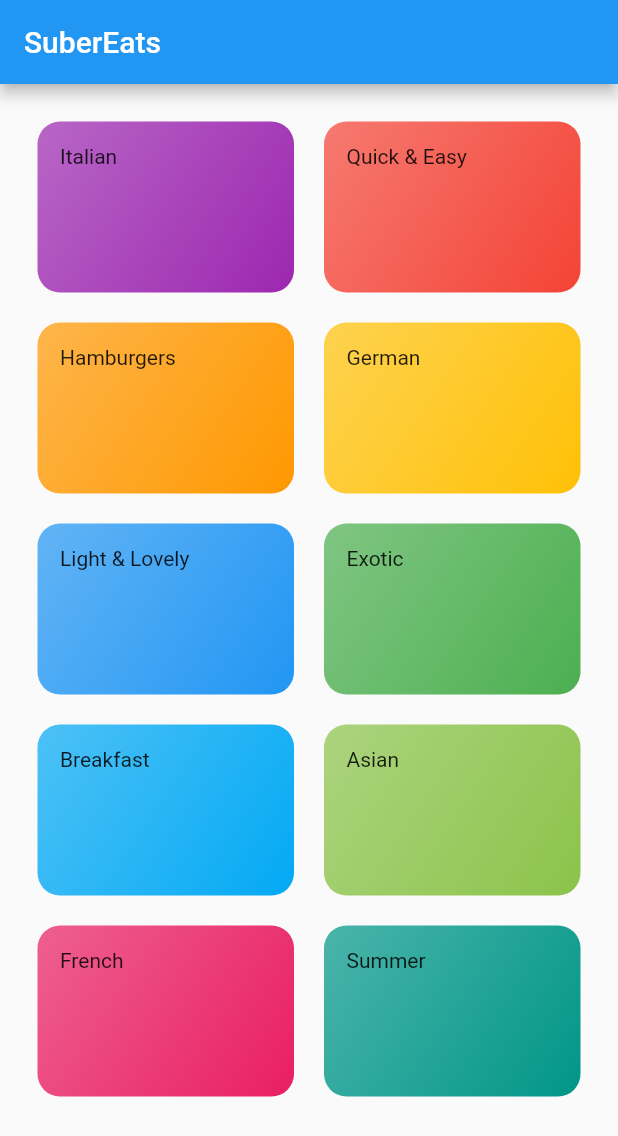
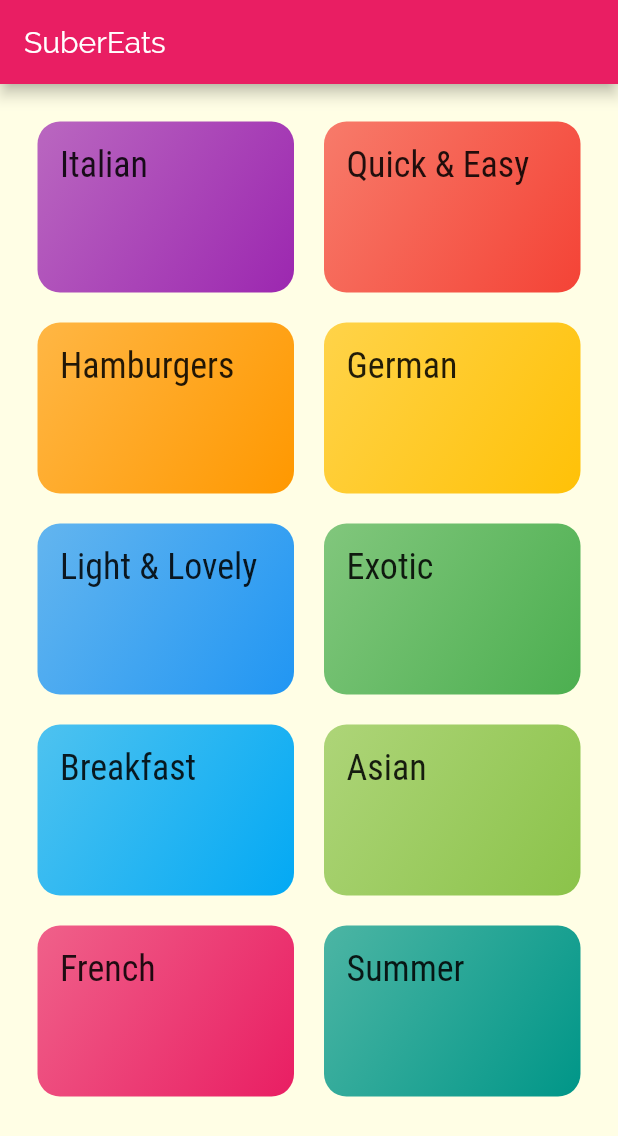
Before and after one commit to Liight/suber_eats, a Flutter app: the screen it shows after launch, on a phone screen of 412 x 824 dp. Shown: the top 1136 px of the screen. Run offline on Flutter 3.47's test engine with Material 2 defaults, Android fonts, the phone set to English and light mode, and no system bars.

Commit message:
- add app theme - connect fonts to app theme - connect widget to app theme

```diff
--- a/lib/category_item.dart
+++ b/lib/category_item.dart
@@ -10,7 +10,10 @@ class CategoryItem extends StatelessWidget {
   Widget build(BuildContext context) {
     return Container(
       padding: const EdgeInsets.all(15),
-      child: Text(title),
+      child: Text(
+        title,
+        style: Theme.of(context).textTheme.title,
+      ),
       decoration: BoxDecoration(
         gradient: LinearGradient(
           colors: [color.withOpacity(0.7), color],
--- a/lib/main.dart
+++ b/lib/main.dart
@@ -10,7 +10,22 @@ class MyApp extends StatelessWidget {
     return MaterialApp(
       title: 'SuberEats',
       theme: ThemeData(
-        primarySwatch: Colors.blue,
+        primarySwatch: Colors.pink,
+        accentColor: Colors.amber,
+        canvasColor: Color.fromRGBO(255, 254, 229, 1),
+        fontFamily: 'Raleway',
+        textTheme: ThemeData.light().textTheme.copyWith(
+              body1: TextStyle(
+                color: Color.fromRGBO(20, 51, 51, 1),
+              ),
+              body2: TextStyle(
+                color: Color.fromRGBO(20, 51, 51, 1),
+              ),
+              title: TextStyle(
+                fontSize: 24,
+                fontFamily: 'RobotoCondensed',
+              ),
+            ),
       ),
       home: CategoriesScreen(),
     );
```
